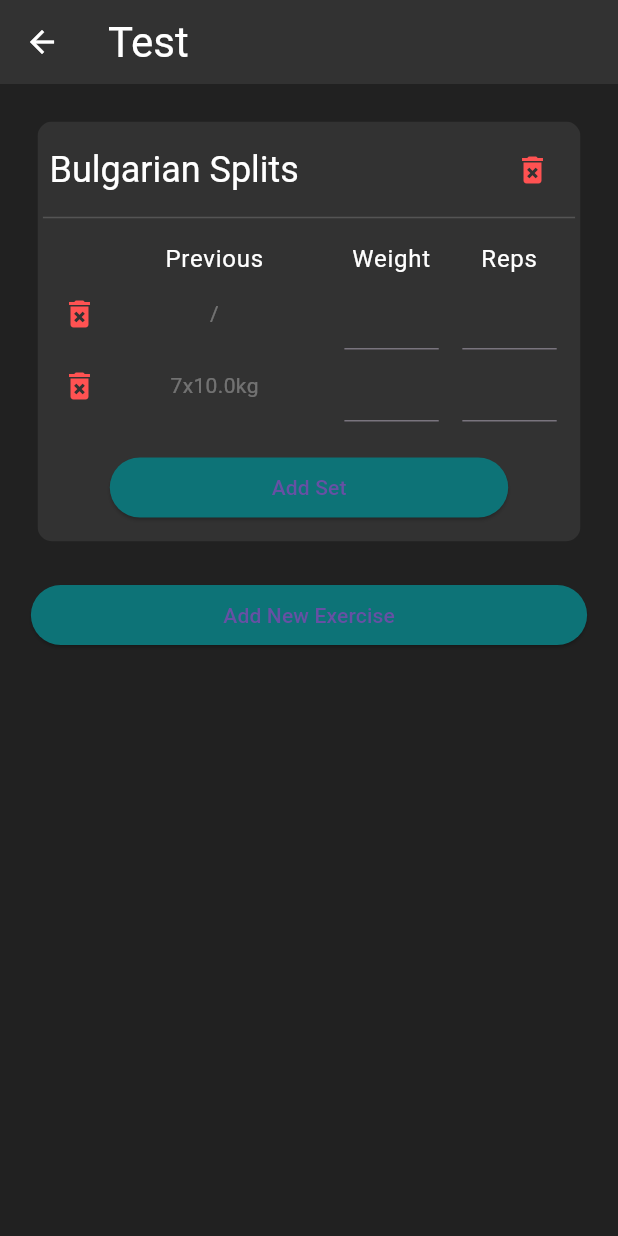
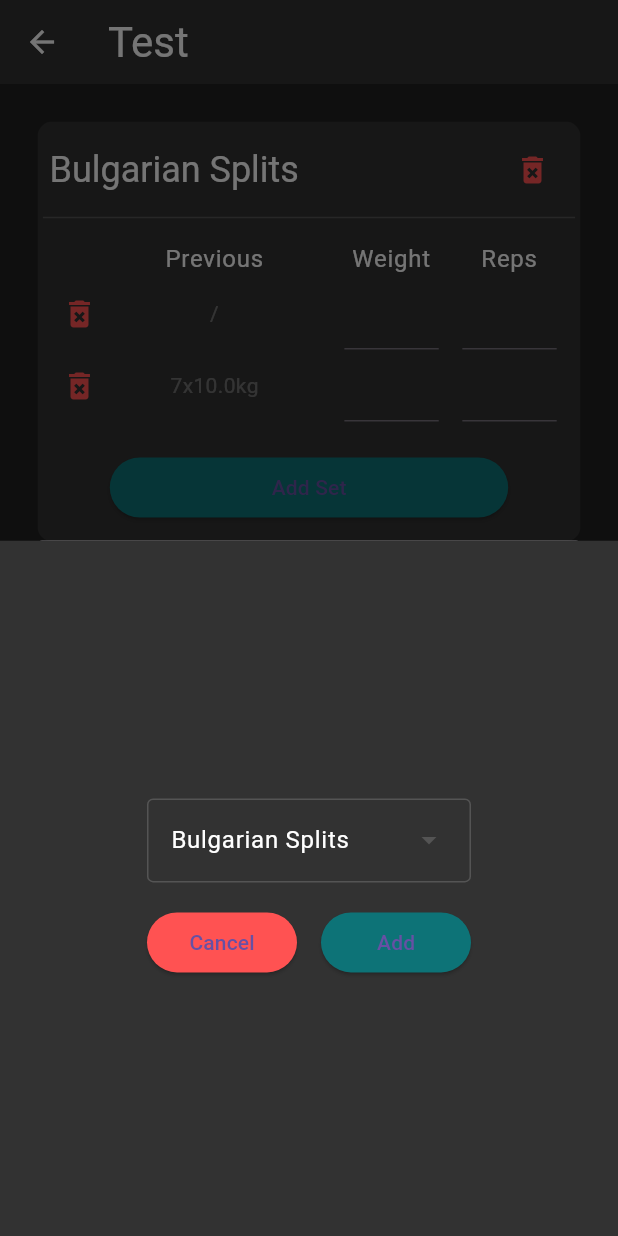
Before and after one commit to JonasPfeifer05/hard_work, a Flutter app: the EditWorkout screen opened by its route, after a tap on "Add New Exercise", on a phone screen of 412 x 824 dp. Run offline on Flutter 3.47's test engine with Material 3 defaults, Android fonts, the phone set to English and light mode, and no system bars; drawn by our look-alikes of modal_progress_hud_nsn.

Commit message:
added "add exercise"

```diff
--- a/lib/pages/edit_workout.dart
+++ b/lib/pages/edit_workout.dart
@@ -2,6 +2,7 @@ import 'package:flutter/material.dart';
 import 'package:hard_work/services/edit_workout_data.dart';
 import 'package:hard_work/services/exercise_data.dart';
 import 'package:hard_work/widgets/Exercise.dart';
+import 'package:hard_work/widgets/select_exercise_modal_sheet.dart';
 import 'package:modal_progress_hud_nsn/modal_progress_hud_nsn.dart';
 import 'package:provider/provider.dart';
 
@@ -89,14 +90,28 @@ class _EditWorkoutState extends State<EditWorkout> {
                     },
                   )
                 : Padding(
-                    padding: const EdgeInsets.only(top: 25.0),
+                    padding: const EdgeInsets.symmetric(vertical: 25.0),
                     child: FractionallySizedBox(
                       widthFactor: 0.9,
                       child: ElevatedButton(
                         style: ElevatedButton.styleFrom(
                             backgroundColor:
                                 context.watch<ThemeModel>().highlight),
-                        onPressed: () {},
+                        onPressed: () async {
+                          var exercise = (await showModalBottomSheet(
+                            context: context,
+                            builder: (context) {
+                              return const SelectExerciseModalSheet();
+                            },
+                          )) as String?;
+
+                          if (exercise != null) {
+                            setState(() {
+                              exercises.add(
+                                  ExerciseData(exercise, [SetHistory([])]));
+                            });
+                          }
+                        },
                         child: const Text("Add New Exercise"),
                       ),
                     ),
--- /dev/null
+++ b/lib/widgets/select_exercise_modal_sheet.dart
@@ -0,0 +1,137 @@
+import 'package:flutter/material.dart';
+import 'package:hard_work/services/theme_model.dart';
+import 'package:provider/provider.dart';
+
+class SelectExerciseModalSheet extends StatefulWidget {
+  const SelectExerciseModalSheet({super.key});
+
+  @override
+  State<SelectExerciseModalSheet> createState() =>
+      _SelectExerciseModalSheetState();
+}
+
+class _SelectExerciseModalSheetState extends State<SelectExerciseModalSheet> {
+  List<String> exercises = [];
+  bool loading = true;
+  String selected = "";
+
+  @override
+  void initState() {
+    asyncInitState();
+    super.initState();
+  }
+
+  void asyncInitState() async {
+    // Fetch exercises
+    await Future.delayed(const Duration(milliseconds: 500));
+
+    setState(() {
+      loading = false;
+      exercises = [
+        "Bulgarian Splits",
+        "Bench-press",
+        "Butterfly",
+        "Hammer-curl"
+      ];
+      selected = exercises.first;
+    });
+  }
+
+  @override
+  Widget build(BuildContext context) {
+    return Container(
+      color: context.watch<ThemeModel>().backgroundTwo,
+      child: Center(
+        child: FittedBox(
+          child: Column(
+            children: [
+              Padding(
+                padding: const EdgeInsets.all(8.0),
+                child: DropdownMenu<String>(
+                  enabled: !loading,
+                  hintText: "Loading...",
+                  trailingIcon: Icon(Icons.arrow_drop_down,
+                      color: context.watch<ThemeModel>().backgroundThree),
+                  inputDecorationTheme: InputDecorationTheme(
+                    hintStyle: const TextStyle(color: Colors.redAccent),
+                    disabledBorder: const OutlineInputBorder(
+                      borderSide: BorderSide(
+                        color: Colors.redAccent,
+                      ),
+                    ),
+                    enabledBorder: OutlineInputBorder(
+                      borderSide: BorderSide(
+                        color: context.watch<ThemeModel>().backgroundThree!,
+                      ),
+                    ),
+                    focusedBorder: OutlineInputBorder(
+                      borderSide: BorderSide(
+                        color: context.watch<ThemeModel>().highlight!,
+                      ),
+                    ),
+                  ),
+                  menuStyle: MenuStyle(
+                    backgroundColor: MaterialStatePropertyAll<Color>(
+                        context.watch<ThemeModel>().backgroundThree!),
+                  ),
+                  textStyle: TextStyle(
+                    color: context.watch<ThemeModel>().fontColor,
+                  ),
+                  width: 216,
+                  initialSelection: loading ? "" : exercises.first,
+                  dropdownMenuEntries: exercises.map<DropdownMenuEntry<String>>(
+                    (e) {
+                      return DropdownMenuEntry(
+                        value: e,
+                        label: e,
+                        style: MenuItemButton.styleFrom(
+                            foregroundColor:
+                                context.watch<ThemeModel>().fontColor),
+                      );
+                    },
+                  ).toList(),
+                  onSelected: (value) {
+                    selected = value!;
+                  },
+                ),
+              ),
+              Row(
+                children: [
+                  Padding(
+                    padding: const EdgeInsets.all(8.0),
+                    child: SizedBox(
+                      width: 100,
+                      child: ElevatedButton(
+                        style: ElevatedButton.styleFrom(
+                            backgroundColor: Colors.redAccent),
+                        onPressed: () {
+                          Navigator.pop(context);
+                        },
+                        child: const Text("Cancel"),
+                      ),
+                    ),
+                  ),
+                  Padding(
+                    padding: const EdgeInsets.all(8.0),
+                    child: SizedBox(
+                      width: 100,
+                      child: ElevatedButton(
+                        style: ElevatedButton.styleFrom(
+                            backgroundColor:
+                                context.watch<ThemeModel>().highlight),
+                        onPressed: () {
+                          Navigator.pop(context, selected);
+                        },
+                        child: const Text("Add"),
+                      ),
+                    ),
+                  ),
+                ],
+              )
+            ],
+          ),
+        ),
+      ),
+    );
+  }
+}
```
